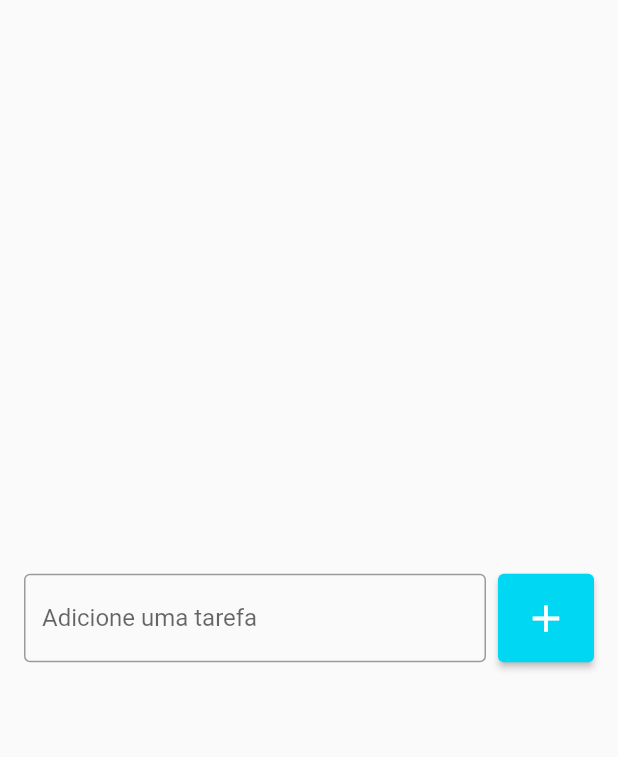
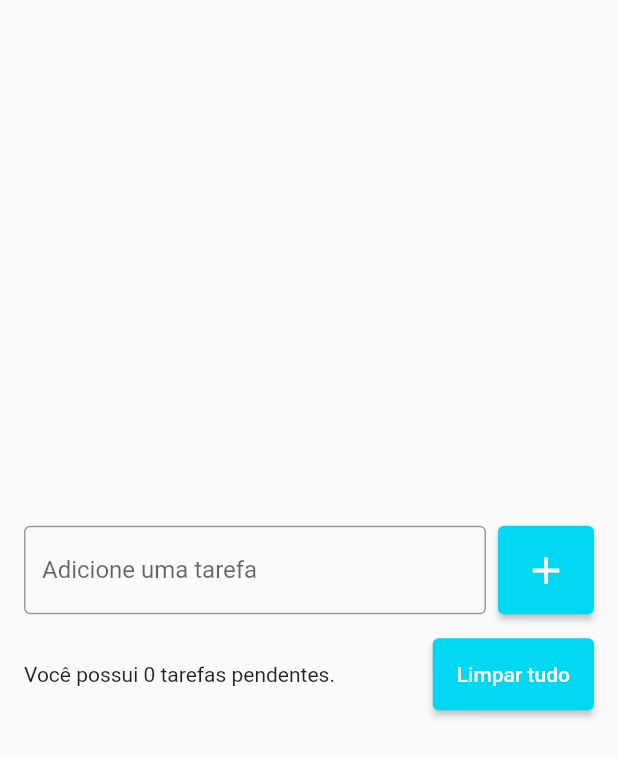
Before and after one commit to AlexandreFerreira97/todo_list, a Flutter app: the screen it shows after launch, on a phone screen of 412 x 824 dp. Shown: the top 757 px of the screen. Run offline on Flutter 3.47's test engine with Material 2 defaults, Android fonts, the phone set to English and light mode, and no system bars.

Commit message:
Update todo_list_page.dart

```diff
--- a/lib/pages/todo_list_page.dart
+++ b/lib/pages/todo_list_page.dart
@@ -9,7 +9,10 @@ class TodoListPage extends StatelessWidget {
       body: Center(
         child: Padding(
           padding: EdgeInsets.symmetric(horizontal: 16),
-          child: Row(
+          child: Column(
+            mainAxisSize: MainAxisSize.min,
+            children: [
+              Row(
                 children: [
                   const Expanded(
                     child: TextField(
@@ -34,6 +37,27 @@ class TodoListPage extends StatelessWidget {
                   ),
                 ],
               ),
+              const SizedBox(height: 16),
+              Row(
+                children: [
+                  const Expanded(
+                    child: Text(
+                      'Você possui 0 tarefas pendentes.',
+                    ),
+                  ),
+                  const SizedBox(width: 8),
+                  ElevatedButton(
+                    onPressed: () {},
+                    style: ElevatedButton.styleFrom(
+                      primary: const Color(0xff00d7f3),
+                      padding: const EdgeInsets.all(16),
+                    ),
+                    child: Text('Limpar tudo'),
+                  ),
+                ],
+              )
+            ],
+          ),
         ),
       ),
     );
```
Lines whose indentation alone changed are shown as unchanged.
